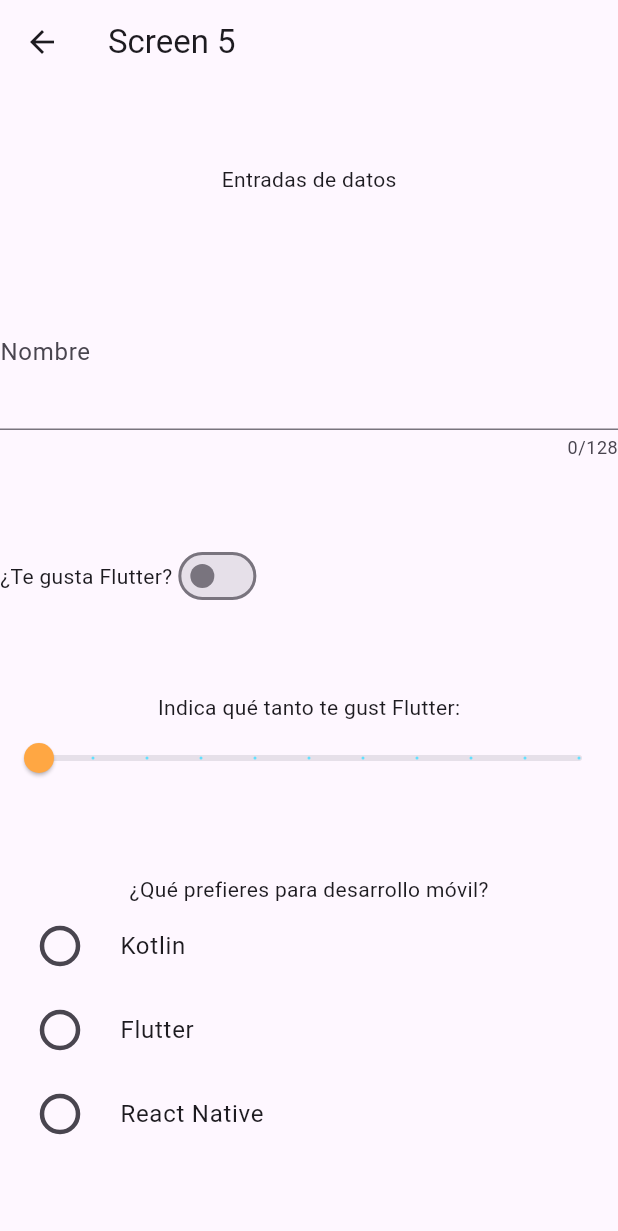
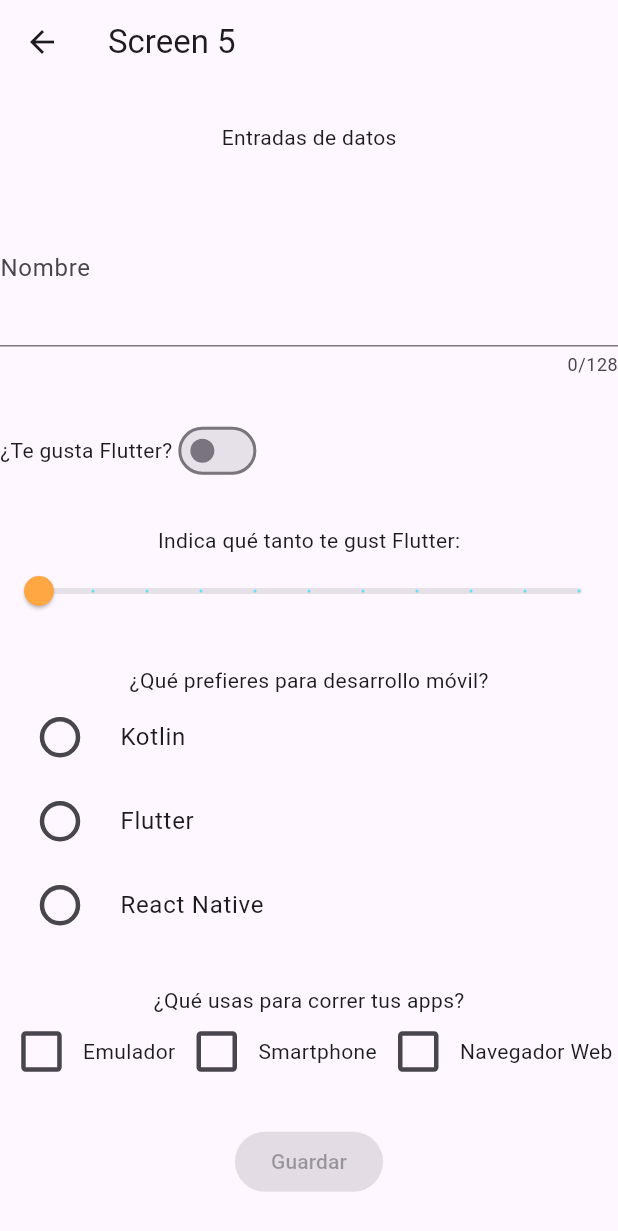
Before and after one commit to fernandezalexia57-has/elementos4a26, a Flutter app: the Screen5 screen opened directly, on a phone screen of 412 x 824 dp. Shown: the top 1231 px of the screen. Run offline on Flutter 3.47's test engine with Material 3 defaults, Android fonts, the phone set to English and light mode, and no system bars.

Commit message:
Checkbox

```diff
--- a/lib/screens/screen5.dart
+++ b/lib/screens/screen5.dart
@@ -14,6 +14,9 @@ class _Screen5State extends State<Screen5> {
   double _sliderValue = 0.0;
   TextEditingController _textController = TextEditingController();
   int radioSelected = 0;
+  bool _isChecked1 = false;
+  bool _isChecked2 = false;
+  bool _isChecked3 = false;
 
   @override
   Widget build(BuildContext context) {
@@ -28,6 +31,8 @@ class _Screen5State extends State<Screen5> {
           _entradaSwitch(),
           _entradaSlider(),
           _entradaRadio(),
+          _entradasCheck(),
+          ElevatedButton(onPressed: null, child: Text('Guardar')),
         ],
       ),
     );
@@ -153,4 +158,58 @@ class _Screen5State extends State<Screen5> {
     );
   }
 
+  Column _entradasCheck() {
+    final Text pregunta = Text('¿Qué usas para correr tus apps?');
+    final Row checks = Row(
+      mainAxisAlignment: MainAxisAlignment.spaceEvenly,
+      children: [
+        // Checkbox 1
+        Transform.scale(
+          scale: 1.5,
+          child: Checkbox(
+            value: _isChecked1,
+            onChanged: (value) {
+              setState(() {
+                _isChecked1 = value!;
+                print('Checkbox 1: $_isChecked1');
+              });
+            },
+          ),
+        ),
+        Text('Emulador'),
+
+        // Checkbox 2
+        Transform.scale(
+          scale: 1.5,
+          child: Checkbox(
+            value: _isChecked2,
+            onChanged: (value) {
+              setState(() {
+                _isChecked2 = value!;
+                print('Checkbox 2: $_isChecked2');
+              });
+            },
+          ),
+        ),
+        Text('Smartphone'),
+
+        // Checkbox 3
+        Transform.scale(
+          scale: 1.5,
+          child: Checkbox(
+            value: _isChecked3,
+            onChanged: (value) {
+              setState(() {
+                _isChecked3 = value!;
+                print('Checkbox 3: $_isChecked3');
+              });
+            },
+          ),
+        ),
+        Text('Navegador Web'),
+      ],
+    );
+    return Column(children: [pregunta, checks]);
+  }
+
 }
```
Also changed, not shown: lib/theme/app_theme.dart (added).
